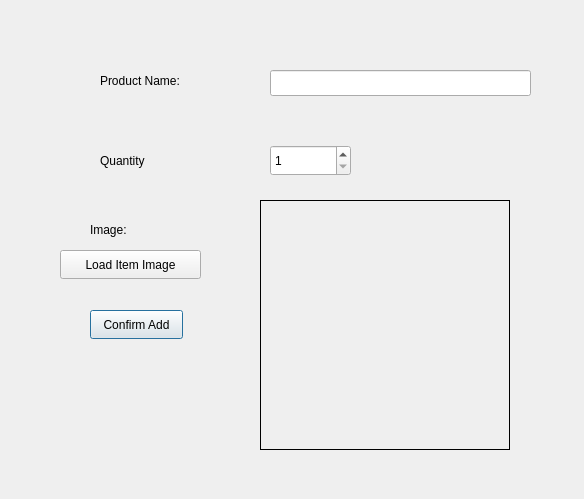
This is additemdialogue.ui in cristhianguerreno/StoreInventory as Qt 5 draws it before an edit. The edited form follows.
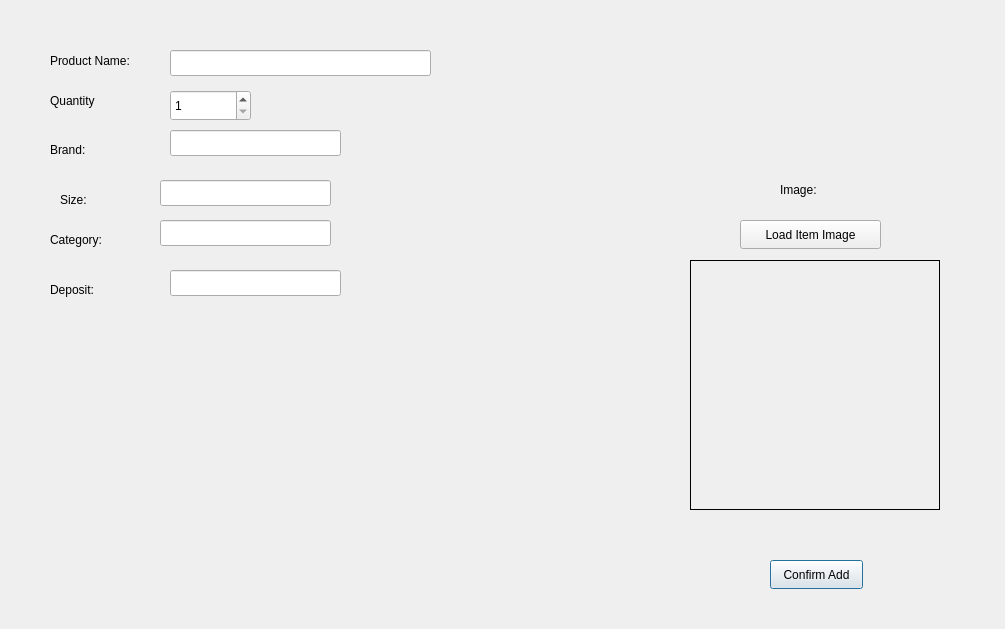
This is the edited form.

Commit message: Agrego StartDialog y CategoryManager, modificaciones a los diálogos existentes

The edit to the form file:
```diff
--- a/additemdialogue.ui
+++ b/additemdialogue.ui
@@ -6,8 +6,8 @@
    <rect>
     <x>0</x>
     <y>0</y>
-    <width>584</width>
-    <height>499</height>
+    <width>1005</width>
+    <height>629</height>
    </rect>
   </property>
   <property name="windowTitle">
@@ -16,8 +16,8 @@
   <widget class="QLabel" name="lblName">
    <property name="geometry">
     <rect>
-     <x>100</x>
-     <y>70</y>
+     <x>50</x>
+     <y>50</y>
      <width>121</width>
      <height>21</height>
     </rect>
@@ -29,8 +29,8 @@
   <widget class="QLineEdit" name="txtProductName">
    <property name="geometry">
     <rect>
-     <x>270</x>
-     <y>70</y>
+     <x>170</x>
+     <y>50</y>
      <width>261</width>
      <height>26</height>
     </rect>
@@ -39,8 +39,8 @@
   <widget class="QLabel" name="lblQuantity">
    <property name="geometry">
     <rect>
-     <x>100</x>
-     <y>150</y>
+     <x>50</x>
+     <y>90</y>
      <width>121</width>
      <height>21</height>
     </rect>
@@ -52,8 +52,8 @@
   <widget class="QSpinBox" name="sbQuantity">
    <property name="geometry">
     <rect>
-     <x>270</x>
-     <y>145</y>
+     <x>170</x>
+     <y>90</y>
      <width>81</width>
      <height>31</height>
     </rect>
@@ -68,8 +68,8 @@
   <widget class="QLabel" name="lbl">
    <property name="geometry">
     <rect>
-     <x>90</x>
-     <y>220</y>
+     <x>780</x>
+     <y>180</y>
      <width>63</width>
      <height>20</height>
     </rect>
@@ -81,8 +81,8 @@
   <widget class="QLabel" name="lblImage">
    <property name="geometry">
     <rect>
-     <x>260</x>
-     <y>200</y>
+     <x>690</x>
+     <y>260</y>
      <width>250</width>
      <height>250</height>
     </rect>
@@ -97,8 +97,8 @@
   <widget class="QPushButton" name="btnConfirmAdd">
    <property name="geometry">
     <rect>
-     <x>90</x>
-     <y>310</y>
+     <x>770</x>
+     <y>560</y>
      <width>93</width>
      <height>29</height>
     </rect>
@@ -110,8 +110,8 @@
   <widget class="QPushButton" name="btnLoadImage">
    <property name="geometry">
     <rect>
-     <x>60</x>
-     <y>250</y>
+     <x>740</x>
+     <y>220</y>
      <width>141</width>
      <height>29</height>
     </rect>
@@ -120,6 +120,98 @@
     <string>Load Item Image</string>
    </property>
   </widget>
+  <widget class="QLabel" name="lblBrand">
+   <property name="geometry">
+    <rect>
+     <x>50</x>
+     <y>140</y>
+     <width>63</width>
+     <height>20</height>
+    </rect>
+   </property>
+   <property name="text">
+    <string>Brand:</string>
+   </property>
+  </widget>
+  <widget class="QLineEdit" name="txtBrand">
+   <property name="geometry">
+    <rect>
+     <x>170</x>
+     <y>130</y>
+     <width>171</width>
+     <height>26</height>
+    </rect>
+   </property>
+  </widget>
+  <widget class="QLabel" name="lblBrand_2">
+   <property name="geometry">
+    <rect>
+     <x>60</x>
+     <y>190</y>
+     <width>63</width>
+     <height>20</height>
+    </rect>
+   </property>
+   <property name="text">
+    <string>Size:</string>
+   </property>
+  </widget>
+  <widget class="QLabel" name="lblBrand_3">
+   <property name="geometry">
+    <rect>
+     <x>50</x>
+     <y>230</y>
+     <width>63</width>
+     <height>20</height>
+    </rect>
+   </property>
+   <property name="text">
+    <string>Category:</string>
+   </property>
+  </widget>
+  <widget class="QLabel" name="lblBrand_4">
+   <property name="geometry">
+    <rect>
+     <x>50</x>
+     <y>280</y>
+     <width>63</width>
+     <height>20</height>
+    </rect>
+   </property>
+   <property name="text">
+    <string>Deposit:</string>
+   </property>
+  </widget>
+  <widget class="QLineEdit" name="txtSize">
+   <property name="geometry">
+    <rect>
+     <x>160</x>
+     <y>180</y>
+     <width>171</width>
+     <height>26</height>
+    </rect>
+   </property>
+  </widget>
+  <widget class="QLineEdit" name="txtCategory">
+   <property name="geometry">
+    <rect>
+     <x>160</x>
+     <y>220</y>
+     <width>171</width>
+     <height>26</height>
+    </rect>
+   </property>
+  </widget>
+  <widget class="QLineEdit" name="txtDeposit">
+   <property name="geometry">
+    <rect>
+     <x>170</x>
+     <y>270</y>
+     <width>171</width>
+     <height>26</height>
+    </rect>
+   </property>
+  </widget>
  </widget>
  <resources/>
  <connections/>
```
The commit also changes 18 other files.
